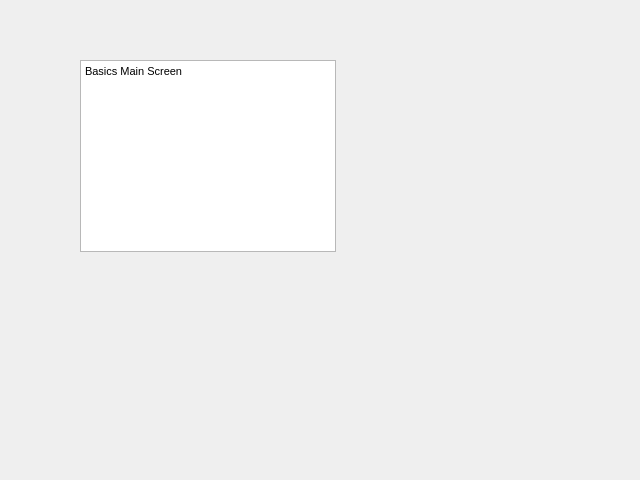
The window that .ui/Basics/MainBasicsScreen.ui (KillianLarcher/RadiationCAM) describes before a commit, drawn with Qt 5.
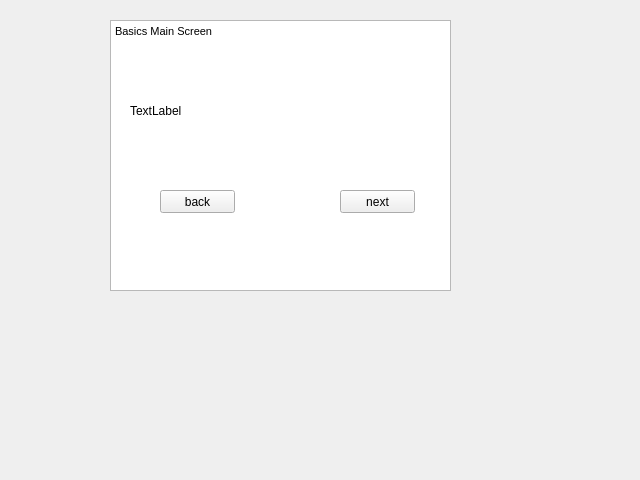
The same window after the commit.

Commit message: adding pictures and label features

```diff
--- a/.ui/Basics/MainBasicsScreen.ui
+++ b/.ui/Basics/MainBasicsScreen.ui
@@ -10,16 +10,28 @@
     <height>480</height>
    </rect>
   </property>
+  <property name="minimumSize">
+   <size>
+    <width>640</width>
+    <height>480</height>
+   </size>
+  </property>
+  <property name="maximumSize">
+   <size>
+    <width>640</width>
+    <height>16777215</height>
+   </size>
+  </property>
   <property name="windowTitle">
    <string>Form</string>
   </property>
   <widget class="QTextBrowser" name="textBrowser">
    <property name="geometry">
     <rect>
-     <x>80</x>
-     <y>60</y>
-     <width>256</width>
-     <height>192</height>
+     <x>110</x>
+     <y>20</y>
+     <width>341</width>
+     <height>271</height>
     </rect>
    </property>
    <property name="html">
@@ -30,6 +42,45 @@
 &lt;p style=&quot; margin-top:0px; margin-bottom:0px; margin-left:0px; margin-right:0px; -qt-block-indent:0; text-indent:0px;&quot;&gt;Basics Main Screen&lt;/p&gt;&lt;/body&gt;&lt;/html&gt;</string>
    </property>
   </widget>
+  <widget class="QPushButton" name="btn_previous">
+   <property name="geometry">
+    <rect>
+     <x>160</x>
+     <y>190</y>
+     <width>75</width>
+     <height>23</height>
+    </rect>
+   </property>
+   <property name="text">
+    <string>back</string>
+   </property>
+  </widget>
+  <widget class="QPushButton" name="btn_next">
+   <property name="geometry">
+    <rect>
+     <x>340</x>
+     <y>190</y>
+     <width>75</width>
+     <height>23</height>
+    </rect>
+   </property>
+   <property name="text">
+    <string>next</string>
+   </property>
+  </widget>
+  <widget class="QLabel" name="question">
+   <property name="geometry">
+    <rect>
+     <x>130</x>
+     <y>60</y>
+     <width>261</width>
+     <height>101</height>
+    </rect>
+   </property>
+   <property name="text">
+    <string>TextLabel</string>
+   </property>
+  </widget>
  </widget>
  <resources/>
  <connections/>
```
The commit also changes 8 other files.
